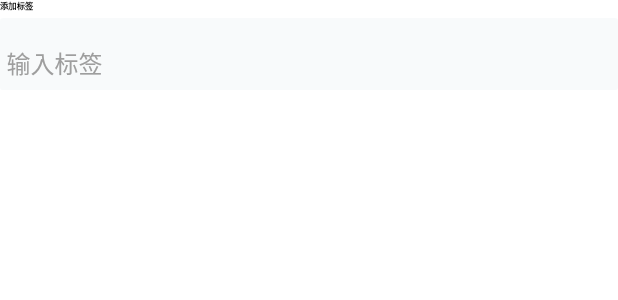
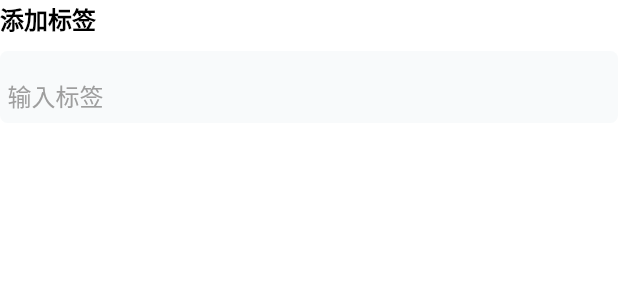
Before and after one commit to dsxksss/TodoCat, a Flutter app: the AddTagScreen widget shown alone on an empty page, opened directly, on a phone screen of 412 x 824 dp. Shown: the top 300 px of the screen. Run offline on Flutter 3.47's test engine with Material 2 defaults, Android fonts, the light colour scheme and no system bars; our stand-ins replace device_preview, dropdown_button2, flutter_animate, flutter_screenutil, font_awesome_flutter, freezed_annotation and 4 more; missing offline and left inert: local_notifier, window_manager; accounts and stored records are empty; statements that could not run were skipped; project files that could hold a hidden picture were left out.

Commit message:
调整布局样式 删除布局字体乱适配现象

```diff
--- a/lib/locales/lang/en_us.dart
+++ b/lib/locales/lang/en_us.dart
@@ -19,5 +19,7 @@ const Map<String, String> enUS = {
   'mediumLevel': 'Medium Level',
   'lowLevel': 'Low Level',
   'reminderTime': 'Reminder Time',
-  'selectReminderTime': 'Select reminder time'
+  'selectReminderTime': 'Select reminder time',
+  'status': 'Status',
+  'unknownDate': 'Unknown Date or doesn`t exist',
 };
--- a/lib/locales/lang/zh_cn.dart
+++ b/lib/locales/lang/zh_cn.dart
@@ -19,5 +19,7 @@ const Map<String, String> zhCN = {
   'mediumLevel': '中级别',
   'lowLevel': '低级别',
   'reminderTime': '提醒时间',
-  'selectReminderTime': '选择提醒时间'
+  'selectReminderTime': '选择提醒时间',
+  'status': '状态',
+  'unknownDate': '未知日期或不存在',
 };
--- a/lib/pages/home/widgets/add_tag_screen.dart
+++ b/lib/pages/home/widgets/add_tag_screen.dart
@@ -1,5 +1,4 @@
 import 'package:flutter/material.dart';
-import 'package:flutter_screenutil/flutter_screenutil.dart';
 import 'package:get/get.dart';
 import 'package:todo_cat/pages/home/controller.dart';
 
@@ -14,36 +13,31 @@ class AddTagScreen extends StatelessWidget {
       crossAxisAlignment: CrossAxisAlignment.start,
       children: [
         Padding(
-          padding: EdgeInsets.only(bottom: 10.w),
+          padding: const EdgeInsets.only(bottom: 5),
           child: Obx(
             () => Column(
               crossAxisAlignment: CrossAxisAlignment.start,
               children: [
                 Text(
                   "addTag".tr,
-                  style: TextStyle(
-                    fontSize: 26.sp,
+                  style: const TextStyle(
                     fontWeight: FontWeight.w600,
                   ),
                 ),
                 Container(
-                  margin: EdgeInsets.only(top: 5.w),
-                  padding: EdgeInsets.symmetric(horizontal: 5.w, vertical: 2.w),
+                  margin: const EdgeInsets.only(top: 5),
                   child: Flex(
                     direction: Axis.horizontal,
-                    mainAxisSize: MainAxisSize.min,
                     children: [
                       ...ctrl.selectedTags.map(
                         (tag) => Container(
                           decoration: BoxDecoration(
                             color: Colors.lightBlue,
-                            borderRadius: BorderRadius.circular(
-                              5.w,
-                            ),
+                            borderRadius: BorderRadius.circular(5),
                           ),
-                          margin: EdgeInsets.only(right: 20.w),
-                          padding: EdgeInsets.symmetric(
-                              horizontal: 10.w, vertical: 10.w),
+                          margin: const EdgeInsets.only(right: 10),
+                          padding: const EdgeInsets.symmetric(
+                              horizontal: 6, vertical: 2),
                           child: Flex(
                             direction: Axis.horizontal,
                             mainAxisSize: MainAxisSize.min,
@@ -51,6 +45,7 @@ class AddTagScreen extends StatelessWidget {
                               Text(
                                 tag,
                                 style: const TextStyle(
+                                  fontSize: 14,
                                   color: Colors.white,
                                   fontWeight: FontWeight.w600,
                                 ),
@@ -58,9 +53,9 @@ class AddTagScreen extends StatelessWidget {
                               GestureDetector(
                                 onTap: () => ctrl
                                     .removeTag(ctrl.selectedTags.indexOf(tag)),
-                                child: Icon(
+                                child: const Icon(
                                   Icons.close_rounded,
-                                  size: 30.w,
+                                  size: 18,
                                   color: Colors.white,
                                 ),
                               )
@@ -88,6 +83,7 @@ class AddTagScreen extends StatelessWidget {
               child: Text(
                 "addTag".tr,
                 style: const TextStyle(
+                  fontSize: 13,
                   color: Colors.white,
                 ),
               ),
@@ -97,16 +93,16 @@ class AddTagScreen extends StatelessWidget {
             fillColor: const Color.fromRGBO(248, 250, 251, 1),
             border: InputBorder.none,
 
-            contentPadding: EdgeInsets.symmetric(horizontal: 20.w),
+            contentPadding: const EdgeInsets.symmetric(horizontal: 5),
             hintStyle: const TextStyle(color: Colors.grey),
             hintText: "${"enter".tr}${"tag".tr}",
             focusedBorder: OutlineInputBorder(
               borderSide: BorderSide.none,
-              borderRadius: BorderRadius.circular(10.w),
+              borderRadius: BorderRadius.circular(5),
             ),
             enabledBorder: OutlineInputBorder(
               borderSide: BorderSide.none,
-              borderRadius: BorderRadius.circular(10.w),
+              borderRadius: BorderRadius.circular(5),
             ),
           ),
         ),
--- a/lib/pages/home/widgets/app_date_picker_dialog.dart
+++ b/lib/pages/home/widgets/app_date_picker_dialog.dart
@@ -12,11 +12,11 @@
       child: Container(
         width: 0.6.sw,
         height: 0.4.sw,
-        padding: EdgeInsets.symmetric(horizontal: 30.w, vertical: 20.w),
+        padding: const EdgeInsets.symmetric(horizontal: 20, vertical: 15),
         decoration: BoxDecoration(
           color: Colors.white,
           border: Border.all(color: Colors.grey.shade300),
-          borderRadius: BorderRadius.circular(15.r),
+          borderRadius: BorderRadius.circular(10),
         ),
         child: SizedBox.expand(
           child: Material(
--- a/lib/themes/light_theme.dart
+++ b/lib/themes/light_theme.dart
@@ -1,22 +1,21 @@
 import 'package:flutter/material.dart';
-import 'package:flutter_screenutil/flutter_screenutil.dart';
 
-final double fontSize = 24.sp;
+const double fontSize = 14;
 
 final lightTheme = ThemeData(
   brightness: Brightness.light,
   primaryColor: Colors.grey[100],
   hintColor: Colors.blue,
   scaffoldBackgroundColor: Colors.white,
-  textTheme: TextTheme(
+  textTheme: const TextTheme(
     bodyLarge: TextStyle(
       color: Colors.black,
-      fontSize: fontSize + 8,
+      fontSize: fontSize + 4,
       fontWeight: FontWeight.bold,
     ),
     bodyMedium: TextStyle(
       color: Colors.black,
-      fontSize: fontSize + 4.sp,
+      fontSize: fontSize + 2,
     ),
     bodySmall: TextStyle(
       color: Colors.black,
--- a/lib/widgets/todocat_scaffold.dart
+++ b/lib/widgets/todocat_scaffold.dart
@@ -1,5 +1,4 @@
 import 'package:flutter/material.dart';
-import 'package:flutter_screenutil/flutter_screenutil.dart';
 import 'package:todo_cat/widgets/nav_bar.dart';
 
 class TodoCatScaffold extends StatelessWidget {
@@ -14,8 +13,8 @@ class TodoCatScaffold extends StatelessWidget {
           Positioned(
             child: Column(
               children: [
-                SizedBox(
-                  height: 100.w,
+                const SizedBox(
+                  height: 90,
                 ),
                 Expanded(
                   child: body,
```
Also changed, not shown: lib/pages/home/view.dart (+16 -12 lines), lib/pages/home/widgets/add_todo_card_btn.dart (+9 -9 lines), lib/pages/home/widgets/add_todo_dialog.dart (+7 -7 lines), lib/pages/home/widgets/date_picker.dart (+13 -12 lines), lib/pages/home/widgets/select_priority_btn.dart (+7 -9 lines), lib/pages/home/widgets/tag.dart (+3 -4 lines), lib/pages/home/widgets/task_card.dart (+23 -29 lines), lib/pages/home/widgets/text_form_field_item.dart (+5 -7 lines), lib/pages/home/widgets/todo_card.dart (+49 -36 lines), lib/utils/date_time.dart (added, +18 -0 lines), lib/widgets/nav_bar.dart (+16 -19 lines).
